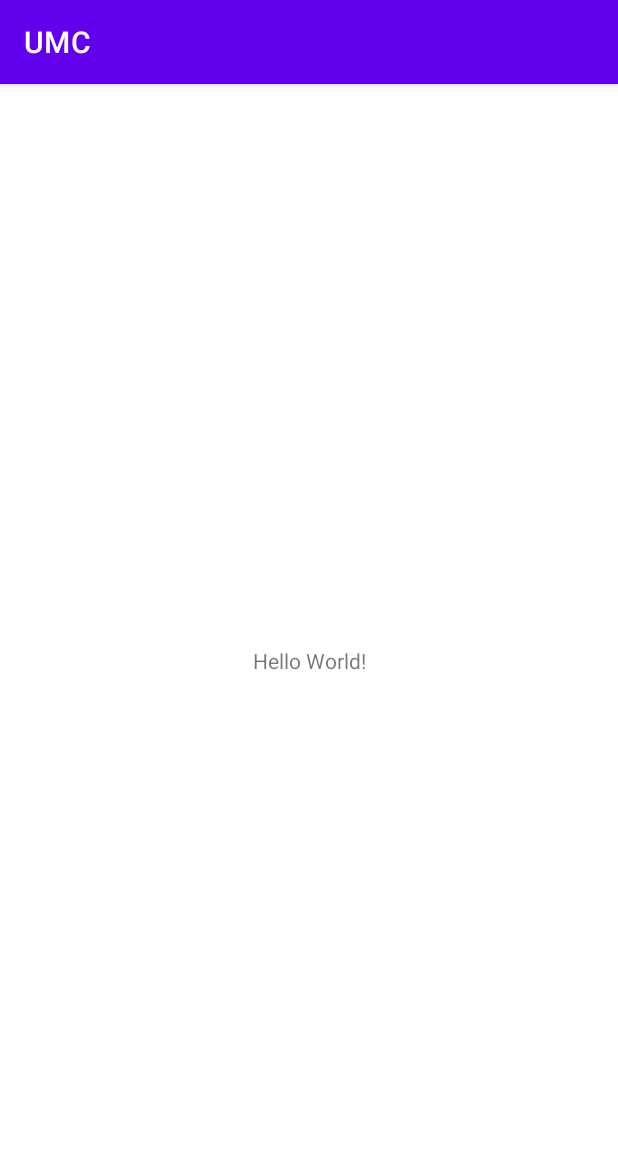
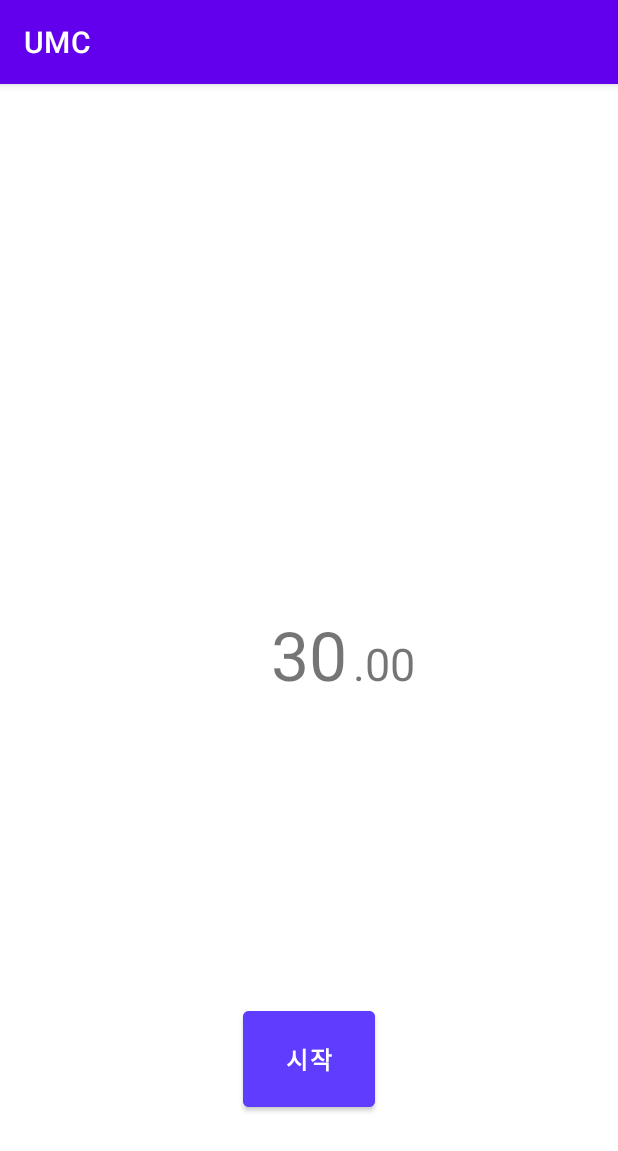
Before and after one commit to Gseungmin/UmcAndroid, an Android app: the screen it shows after launch (MainActivity), on a phone screen of 412 x 824 dp. Shown: the top 1151 px of the screen. Run offline under Robolectric (Android 15) with nearby library versions, the phone set to English and light mode, and no system bars.

Commit message:
FEAT: 타이머 기능 구현

```diff
--- a/app/build.gradle
+++ b/app/build.gradle
@@ -32,6 +32,7 @@ android {
     buildFeatures{
         viewBinding = true
     }
+    namespace 'com.example.umc'
 }
 
 dependencies {
--- a/app/src/main/AndroidManifest.xml
+++ b/app/src/main/AndroidManifest.xml
@@ -1,7 +1,6 @@
 <?xml version="1.0" encoding="utf-8"?>
 <manifest xmlns:android="http://schemas.android.com/apk/res/android"
-    xmlns:tools="http://schemas.android.com/tools"
-    package="com.example.umc">
+    xmlns:tools="http://schemas.android.com/tools">
 
     <application
         android:allowBackup="true"
--- a/app/src/main/res/layout/activity_main.xml
+++ b/app/src/main/res/layout/activity_main.xml
@@ -6,13 +6,42 @@
     android:layout_height="match_parent"
     tools:context=".MainActivity">
 
-    <TextView
+    <Button
+        android:id="@+id/btn_start"
         android:layout_width="wrap_content"
         android:layout_height="wrap_content"
-        android:text="Hello World!"
+        android:layout_marginBottom="80dp"
+        android:backgroundTint="@color/blue"
+        android:padding="20dp"
+        android:text="@string/start"
+        android:textColor="@color/white"
+        android:textSize="16sp"
+        android:textStyle="bold"
         app:layout_constraintBottom_toBottomOf="parent"
+        app:layout_constraintEnd_toEndOf="parent"
+        app:layout_constraintHorizontal_bias="0.501"
+        app:layout_constraintStart_toStartOf="parent" />
+
+
+    <TextView
+        android:id="@+id/tv_second"
+        android:layout_width="wrap_content"
+        android:layout_height="wrap_content"
+        android:layout_marginTop="350dp"
+        android:text="30"
+        android:textSize="45sp"
         app:layout_constraintEnd_toEndOf="parent"
         app:layout_constraintStart_toStartOf="parent"
         app:layout_constraintTop_toTopOf="parent" />
 
+    <TextView
+        android:id="@+id/tv_millisecond"
+        android:layout_width="wrap_content"
+        android:layout_height="wrap_content"
+        android:layout_marginStart="4dp"
+        android:text=".00"
+        android:textSize="30sp"
+        app:layout_constraintBaseline_toBaselineOf="@+id/tv_second"
+        app:layout_constraintStart_toEndOf="@+id/tv_second" />
+
 </androidx.constraintlayout.widget.ConstraintLayout>
--- a/app/src/main/res/values/colors.xml
+++ b/app/src/main/res/values/colors.xml
@@ -7,4 +7,9 @@
     <color name="teal_700">#FF018786</color>
     <color name="black">#FF000000</color>
     <color name="white">#FFFFFFFF</color>
+
+    <color name="blue">#603CFF</color>
+
+    <color name="red">#FF6767</color>
+    <color name="yellow">#E1BF5A</color>
 </resources>
--- a/app/src/main/res/values/strings.xml
+++ b/app/src/main/res/values/strings.xml
@@ -1,5 +1,9 @@
 <resources>
     <string name="app_name">UMC</string>
+    <string name="start">시작</string>
+    <string name="pause">일시정지</string>
+
     <!-- TODO: Remove or change this placeholder text -->
     <string name="hello_blank_fragment">Hello blank fragment</string>
+
 </resources>
--- a/build.gradle
+++ b/build.gradle
@@ -1,7 +1,7 @@
 // Top-level build file where you can add configuration options common to all sub-projects/modules.
 plugins {
-    id 'com.android.application' version '7.2.2' apply false
-    id 'com.android.library' version '7.2.2' apply false
+    id 'com.android.application' version '7.3.1' apply false
+    id 'com.android.library' version '7.3.1' apply false
     id 'org.jetbrains.kotlin.android' version '1.6.10' apply false
 }
 
```
Also changed, not shown: app/src/main/java/com/example/umc/MainActivity.kt (+74 -2 lines), gradle/wrapper/gradle-wrapper.properties.
